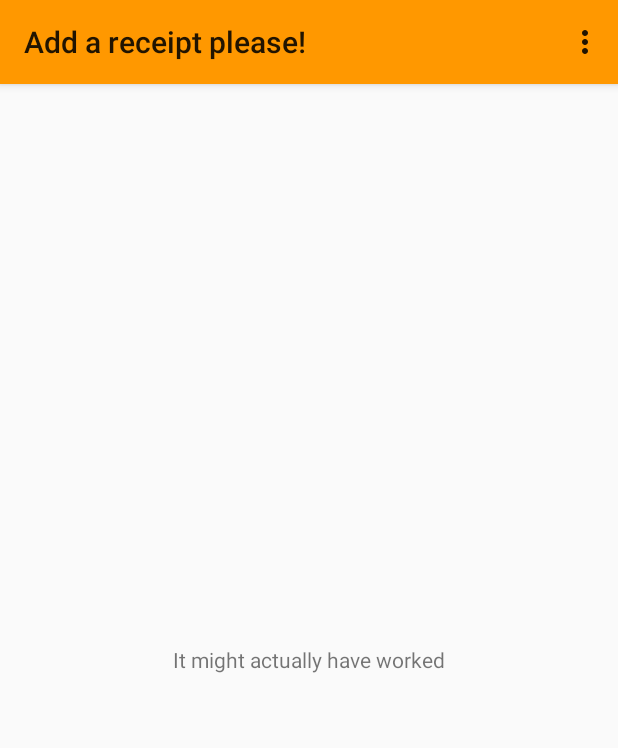
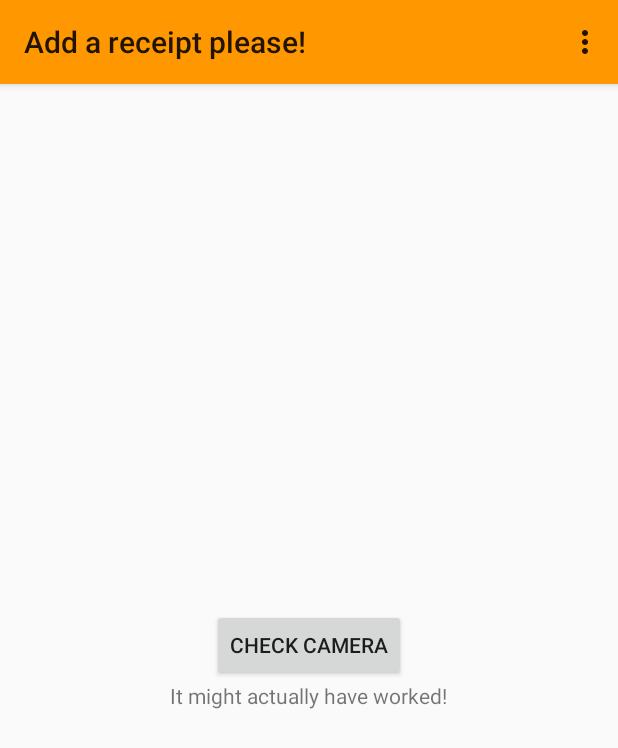
Before and after one commit to Atom058/accute, an Android app: the AddReceipt screen opened directly, with no data from a screen before it, in the options menu, after a tap on "Settings", on a phone screen of 412 x 824 dp. Shown: the top 748 px of the screen. Run offline under Robolectric (Android 15) with nearby library versions, the phone set to English and light mode, and no system bars.

Commit message:
Camera implementation started: hardware recognized

```diff
--- a/app/src/main/AndroidManifest.xml
+++ b/app/src/main/AndroidManifest.xml
@@ -2,8 +2,10 @@
 <manifest xmlns:android="http://schemas.android.com/apk/res/android"
     package="com.antondahlstrom.dev.accute" >
 
+    <uses-permission android:name="android.permission.ACCESS_NETWORK_STATE" />
+    <uses-permission android:name="android.permission.CAMERA" />
     <uses-permission android:name="android.permission.INTERNET" />
-    <uses-permission android:name="android.permission.ACCESS_NETWORK_STATE" />
+    <uses-feature android:name="android.hardware.camera" />
 
     <application
         android:allowBackup="true"
--- a/app/src/main/java/com/antondahlstrom/dev/accute/AddReceipt.java
+++ b/app/src/main/java/com/antondahlstrom/dev/accute/AddReceipt.java
@@ -1,9 +1,14 @@
 package com.antondahlstrom.dev.accute;
 
+import android.content.Context;
+import android.content.pm.PackageManager;
+import android.hardware.Camera;
 import android.os.Bundle;
 import android.support.v7.app.ActionBarActivity;
 import android.view.Menu;
 import android.view.MenuItem;
+import android.view.View;
+import android.widget.TextView;
 
 /**
  * Created by root on 2/14/15.
@@ -14,6 +19,7 @@ public class AddReceipt extends ActionBarActivity{
     protected void onCreate(Bundle savedInstanceState) {
         super.onCreate(savedInstanceState);
         setContentView(R.layout.activity_add_receipt);
+
     }
 
     @Override
@@ -38,4 +44,38 @@ public class AddReceipt extends ActionBarActivity{
         return super.onOptionsItemSelected(item);
     }
 
+    public void checkCamera(View view){
+        TextView textBox = (TextView) findViewById(R.id.textView2);
+        if(getCameraInstance() != null){
+            textBox.setText("It might actually have worked!");
+        } else{
+            textBox.setText("It didn't work...");
+        }
+    }
+
+    /** A safe way to get an instance of the Camera object. */
+    public static Camera getCameraInstance(){
+        Camera c = null;
+        try {
+            c = Camera.open(); // attempt to get a Camera instance
+        }
+        catch (Exception e){
+            // Camera is not available (in use or does not exist)
+            //TODO something should be done here. A notification and a graceful fail for example.
+        }
+        return c; // returns null if camera is unavailable
+    }
+
+    //TODO determine if this is needed or not
+    /** Check if this device has a camera */
+    private boolean checkCameraHardware(Context context) {
+        if (context.getPackageManager().hasSystemFeature(PackageManager.FEATURE_CAMERA)){
+            // this device has a camera
+            return true;
+        } else {
+            // no camera on this device
+            return false;
+        }
+    }
+
 }
--- a/app/src/main/res/layout/activity_add_receipt.xml
+++ b/app/src/main/res/layout/activity_add_receipt.xml
@@ -4,11 +4,21 @@
     android:layout_height="match_parent"
     android:gravity="center">
 
+
+    <Button
+        android:layout_width="wrap_content"
+        android:layout_height="wrap_content"
+        android:text="Check Camera"
+        android:id="@+id/button2"
+        android:onClick="checkCamera"
+        android:layout_gravity="center_horizontal" />
+
     <TextView
         android:layout_width="wrap_content"
         android:layout_height="wrap_content"
         android:textAppearance="?android:attr/textAppearanceSmall"
-        android:text="It might actually have worked"
+        android:text=""
         android:id="@+id/textView2"
         android:layout_gravity="center_horizontal" />
+
 </LinearLayout>
```
